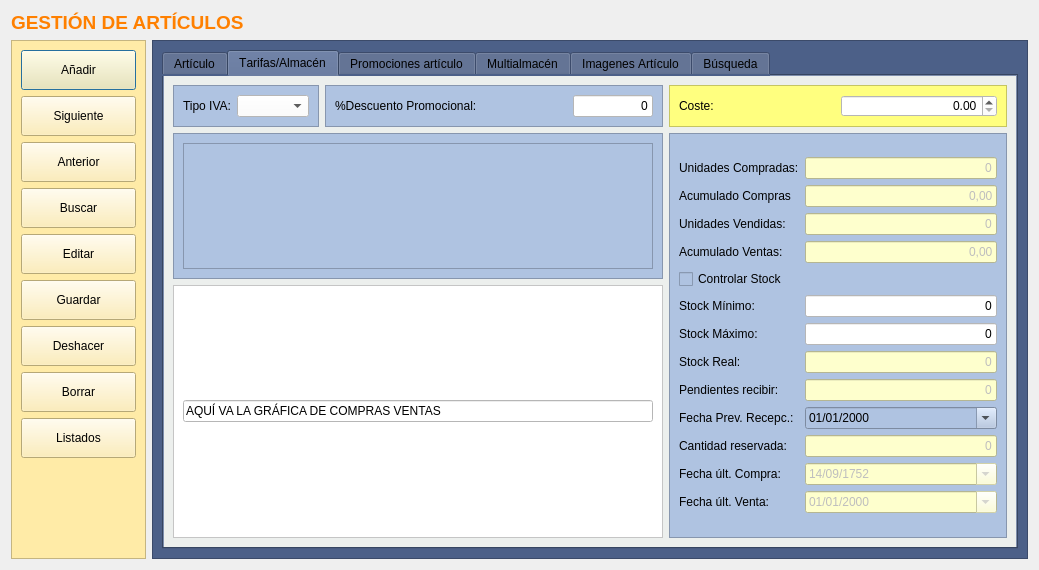
arcnexus/RedFoX, file Almacen/frmarticulos.ui: the form before one commit.
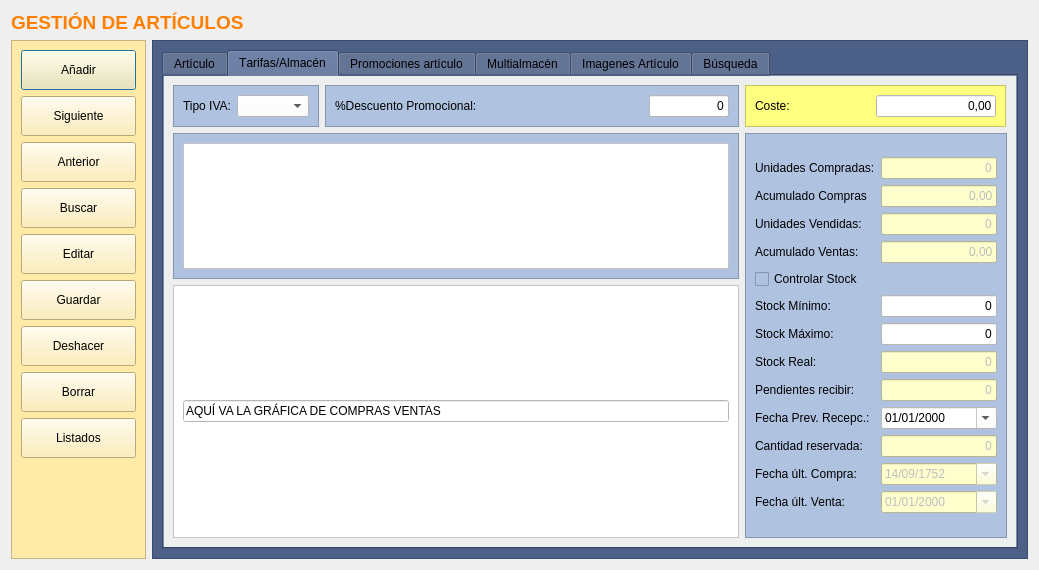
The form after the commit. Icons and pictures are not drawn.

```diff
--- a/Almacen/frmarticulos.ui
+++ b/Almacen/frmarticulos.ui
@@ -1292,65 +1292,14 @@
             </layout>
            </widget>
           </item>
-          <item row="0" column="2">
-           <widget class="QFrame" name="frame_7">
-            <property name="minimumSize">
-             <size>
-              <width>233</width>
-              <height>0</height>
-             </size>
-            </property>
-            <property name="maximumSize">
-             <size>
-              <width>16777215</width>
-              <height>60</height>
-             </size>
-            </property>
-            <property name="autoFillBackground">
-             <bool>false</bool>
-            </property>
-            <property name="styleSheet">
-             <string notr="true">
-background-color: rgb(255, 255, 127);</string>
-            </property>
-            <property name="frameShape">
-             <enum>QFrame::StyledPanel</enum>
-            </property>
-            <property name="frameShadow">
-             <enum>QFrame::Raised</enum>
-            </property>
-            <layout class="QHBoxLayout" name="horizontalLayout_8">
-             <item>
-              <widget class="QLabel" name="label_14">
-               <property name="autoFillBackground">
-                <bool>false</bool>
-               </property>
-               <property name="styleSheet">
-                <string notr="true"/>
-               </property>
-               <property name="text">
-                <string>Coste:</string>
-               </property>
-              </widget>
-             </item>
-             <item>
-              <widget class="QDoubleSpinBox" name="txtrCoste">
-               <property name="styleSheet">
-                <string notr="true">background-color: rgb(255, 255, 255);</string>
-               </property>
-               <property name="alignment">
-                <set>Qt::AlignRight|Qt::AlignTrailing|Qt::AlignVCenter</set>
-               </property>
-               <property name="maximum">
-                <double>999999999.990000009536743</double>
-               </property>
-              </widget>
-             </item>
-            </layout>
-           </widget>
-          </item>
           <item row="1" column="2" rowspan="2">
            <widget class="QFrame" name="frame_9">
+            <property name="maximumSize">
+             <size>
+              <width>262</width>
+              <height>16777215</height>
+             </size>
+            </property>
             <property name="styleSheet">
              <string notr="true">background-color: rgb(175,195,225);</string>
             </property>
@@ -1368,6 +1317,12 @@
                  <property name="enabled">
                   <bool>false</bool>
                  </property>
+                 <property name="maximumSize">
+                  <size>
+                   <width>120</width>
+                   <height>16777215</height>
+                  </size>
+                 </property>
                  <property name="styleSheet">
                   <string>background-color: rgb(254, 255, 205);
 color: rbg(0,0,0);</string>
@@ -1402,6 +1357,12 @@
                  <property name="enabled">
                   <bool>false</bool>
                  </property>
+                 <property name="maximumSize">
+                  <size>
+                   <width>120</width>
+                   <height>16777215</height>
+                  </size>
+                 </property>
                  <property name="styleSheet">
                   <string notr="true">background-color: rgb(254, 255, 205);
 color: rbg(0,0,0);</string>
@@ -1426,6 +1387,12 @@
                  <property name="enabled">
                   <bool>false</bool>
                  </property>
+                 <property name="maximumSize">
+                  <size>
+                   <width>120</width>
+                   <height>16777215</height>
+                  </size>
+                 </property>
                  <property name="styleSheet">
                   <string notr="true">background-color: rgb(254, 255, 205);
 color: rbg(0,0,0);</string>
@@ -1440,6 +1407,12 @@
                </item>
                <item row="5" column="1">
                 <widget class="QLineEdit" name="txtnStockMinimo">
+                 <property name="maximumSize">
+                  <size>
+                   <width>120</width>
+                   <height>16777215</height>
+                  </size>
+                 </property>
                  <property name="styleSheet">
                   <string notr="true">background-color: rgb(255, 255, 255);</string>
                  </property>
@@ -1460,6 +1433,12 @@
                </item>
                <item row="6" column="1">
                 <widget class="QLineEdit" name="txtnStockMaximo">
+                 <property name="maximumSize">
+                  <size>
+                   <width>120</width>
+                   <height>16777215</height>
+                  </size>
+                 </property>
                  <property name="styleSheet">
                   <string notr="true">background-color: rgb(255, 255, 255);</string>
                  </property>
@@ -1483,6 +1462,12 @@
                  <property name="enabled">
                   <bool>false</bool>
                  </property>
+                 <property name="maximumSize">
+                  <size>
+                   <width>120</width>
+                   <height>16777215</height>
+                  </size>
+                 </property>
                  <property name="styleSheet">
                   <string notr="true">background-color: rgb(254, 255, 205);
 color: rbg(0,0,0);</string>
@@ -1507,6 +1492,12 @@
                  <property name="enabled">
                   <bool>false</bool>
                  </property>
+                 <property name="maximumSize">
+                  <size>
+                   <width>120</width>
+                   <height>16777215</height>
+                  </size>
+                 </property>
                  <property name="styleSheet">
                   <string notr="true">background-color: rgb(254, 255, 205);
 color: rbg(0,0,0);</string>
@@ -1538,6 +1529,12 @@
                  <property name="enabled">
                   <bool>false</bool>
                  </property>
+                 <property name="maximumSize">
+                  <size>
+                   <width>120</width>
+                   <height>16777215</height>
+                  </size>
+                 </property>
                  <property name="styleSheet">
                   <string notr="true">background-color: rgb(254, 255, 205);
 color: rbg(0,0,0);</string>
@@ -1568,6 +1565,12 @@
                  <property name="enabled">
                   <bool>false</bool>
                  </property>
+                 <property name="maximumSize">
+                  <size>
+                   <width>120</width>
+                   <height>16777215</height>
+                  </size>
+                 </property>
                  <property name="styleSheet">
                   <string>background-color: rgb(254, 255, 205);
 color: rbg(0,0,0);</string>
@@ -1585,6 +1588,12 @@
                  <property name="enabled">
                   <bool>false</bool>
                  </property>
+                 <property name="maximumSize">
+                  <size>
+                   <width>120</width>
+                   <height>16777215</height>
+                  </size>
+                 </property>
                  <property name="styleSheet">
                   <string>background-color: rgb(254, 255, 205);
 color: rbg(0,0,0);</string>
@@ -1627,6 +1636,15 @@
                </item>
                <item row="9" column="1">
                 <widget class="QDateEdit" name="txtdFechaPrevistaRecepcion">
+                 <property name="maximumSize">
+                  <size>
+                   <width>120</width>
+                   <height>16777215</height>
+                  </size>
+                 </property>
+                 <property name="styleSheet">
+                  <string notr="true">background-color: rgb(255, 255, 255);</string>
+                 </property>
                  <property name="maximumDateTime">
                   <datetime>
                    <hour>23</hour>
@@ -1650,6 +1668,12 @@
                  <property name="enabled">
                   <bool>false</bool>
                  </property>
+                 <property name="maximumSize">
+                  <size>
+                   <width>120</width>
+                   <height>16777215</height>
+                  </size>
+                 </property>
                  <property name="styleSheet">
                   <string>background-color: rgb(254, 255, 205);
 color: rbg(0,0,0);</string>
@@ -1720,7 +1744,21 @@
             </property>
             <layout class="QGridLayout" name="gridLayout_17">
              <item row="0" column="0" colspan="2">
-              <widget class="QTableView" name="TablaTarifas"/>
+              <widget class="QTableView" name="TablaTarifas">
+               <property name="styleSheet">
+                <string notr="true">background-color: rgb(255, 255, 255);
+alternate-background-color: rgb(255, 255, 202);</string>
+               </property>
+               <property name="alternatingRowColors">
+                <bool>true</bool>
+               </property>
+               <property name="selectionMode">
+                <enum>QAbstractItemView::SingleSelection</enum>
+               </property>
+               <property name="selectionBehavior">
+                <enum>QAbstractItemView::SelectRows</enum>
+               </property>
+              </widget>
              </item>
             </layout>
            </widget>
@@ -1753,6 +1791,69 @@
             </layout>
            </widget>
           </item>
+          <item row="0" column="2">
+           <widget class="QFrame" name="frame_7">
+            <property name="minimumSize">
+             <size>
+              <width>180</width>
+              <height>0</height>
+             </size>
+            </property>
+            <property name="maximumSize">
+             <size>
+              <width>261</width>
+              <height>60</height>
+             </size>
+            </property>
+            <property name="autoFillBackground">
+             <bool>false</bool>
+            </property>
+            <property name="styleSheet">
+             <string notr="true">
+background-color: rgb(255, 255, 127);</string>
+            </property>
+            <property name="frameShape">
+             <enum>QFrame::StyledPanel</enum>
+            </property>
+            <property name="frameShadow">
+             <enum>QFrame::Raised</enum>
+            </property>
+            <layout class="QHBoxLayout" name="horizontalLayout_8">
+             <item>
+              <widget class="QLabel" name="label_14">
+               <property name="autoFillBackground">
+                <bool>false</bool>
+               </property>
+               <property name="styleSheet">
+                <string notr="true"/>
+               </property>
+               <property name="text">
+                <string>Coste:</string>
+               </property>
+              </widget>
+             </item>
+             <item>
+              <widget class="QLineEdit" name="txtrCoste">
+               <property name="maximumSize">
+                <size>
+                 <width>120</width>
+                 <height>16777215</height>
+                </size>
+               </property>
+               <property name="styleSheet">
+                <string notr="true">background-color: rgb(255, 255, 255);</string>
+               </property>
+               <property name="text">
+                <string>0,00</string>
+               </property>
+               <property name="alignment">
+                <set>Qt::AlignRight|Qt::AlignTrailing|Qt::AlignVCenter</set>
+               </property>
+              </widget>
+             </item>
+            </layout>
+           </widget>
+          </item>
          </layout>
         </widget>
         <widget class="QWidget" name="tab_8">
```
